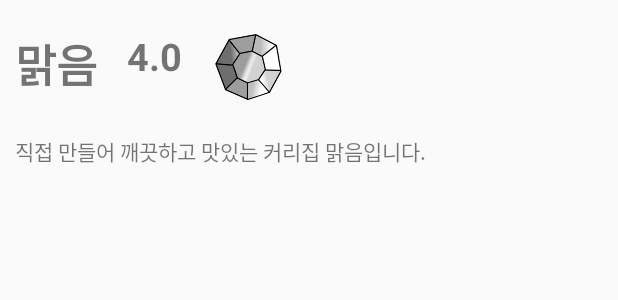
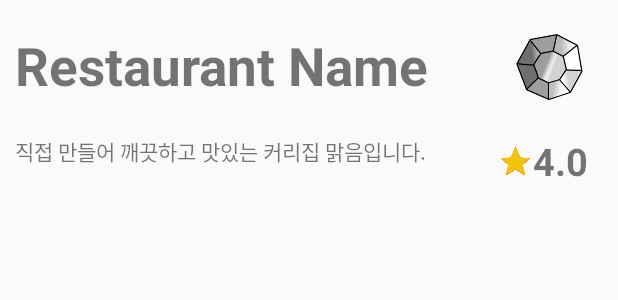
Before and after one commit to genesith/-GO, an Android app: the layout activity_restaurant_info.xml on its own in the app's theme, with its tools: preview values and no code run, on a phone screen of 412 x 824 dp. Shown: the top 300 px of the screen. Run offline under Robolectric (Android 15) with nearby library versions, the phone set to English and light mode, and no system bars.

Commit message:
badge improvements

```diff
--- a/MyApplication6/app/src/main/java/com/example/q/myapplication/BadgesGridAdapter.java
+++ b/MyApplication6/app/src/main/java/com/example/q/myapplication/BadgesGridAdapter.java
@@ -11,7 +11,7 @@ import com.bumptech.glide.Glide;
 
 public class BadgesGridAdapter extends RecyclerView.Adapter<ViewHolder> {
     private boolean[] BoolList;
-    private int badgeList[]
+    public static int badgeList[]
             = { R.drawable.b1, R.drawable.b2, R.drawable.b3, R.drawable.b4,R.drawable.b5, R.drawable.b6,R.drawable.b7,R.drawable.b8,
             R.drawable.b9,R.drawable.b10, R.drawable.b11,R.drawable.b12,R.drawable.b13,R.drawable.b14,R.drawable.b15,R.drawable.b16,
             R.drawable.b17,R.drawable.b18, R.drawable.b19,R.drawable.b20,R.drawable.b21,R.drawable.b22,R.drawable.b23,R.drawable.b24,
--- a/MyApplication6/app/src/main/java/com/example/q/myapplication/Tab1.java
+++ b/MyApplication6/app/src/main/java/com/example/q/myapplication/Tab1.java
@@ -167,12 +167,14 @@ public class Tab1 extends Fragment {    // TODO: Rename parameter arguments, cho
         }
     }
 
-    private void SetUpProfile(View view, ProfileClass profile){
+    private void SetUpProfile(View view, final ProfileClass profile){
         BadgesGridAdapter gridAdapter = new BadgesGridAdapter(profile.badgelist);
         gridAdapter.setItemClick(new BadgesGridAdapter.ItemClick(){
             @Override
             public void onClick(View view, int position) {
                 Intent intent = new Intent(getContext(), RestaurantInfo.class);
+                intent.putExtra("position", position);
+                intent.putExtra("caught", profile.badgelist[position]);
                 startActivity(intent);
             }
         });
--- a/MyApplication6/app/src/main/res/layout/activity_restaurant_info.xml
+++ b/MyApplication6/app/src/main/res/layout/activity_restaurant_info.xml
@@ -18,31 +18,45 @@
         android:layout_width="wrap_content"
         android:layout_height="wrap_content"
         android:textStyle="bold"
-        android:textSize="30dp"
-        android:text="맑음"
+        android:textSize="35dp"
+        android:text="Restaurant Name"
         app:layout_constraintLeft_toLeftOf="parent"
         app:layout_constraintTop_toBottomOf="@id/certifImage"
         android:layout_marginTop="10dp"
         android:layout_marginLeft="10dp"
         android:id="@+id/name"/>
+    <android.support.constraint.ConstraintLayout
+        android:layout_width="0dp"
+        android:layout_height="wrap_content"
+        app:layout_constraintTop_toTopOf="@id/intro"
+        app:layout_constraintRight_toRightOf="@id/badge">
 
+        <ImageView
+            android:layout_width="23dp"
+            android:layout_height="20dp"
+            android:src="@drawable/star_icon"
+            app:layout_constraintTop_toTopOf="@id/score"
+            app:layout_constraintBottom_toBottomOf="@id/score"
+            app:layout_constraintLeft_toLeftOf="parent"
+            android:id="@+id/starboy"
+            />
         <TextView
             android:layout_width="wrap_content"
             android:layout_height="wrap_content"
             android:textStyle="bold"
             android:textSize="25dp"
             android:text="4.0"
-        app:layout_constraintTop_toTopOf="@id/name"
-        app:layout_constraintLeft_toRightOf="@id/name"
-        android:layout_marginLeft="20dp"
-        android:id="@+id/score"/>
+            android:id="@+id/score"
+            app:layout_constraintLeft_toRightOf="@id/starboy"/>
+    </android.support.constraint.ConstraintLayout>
+
 
     <ImageView
         android:layout_width="50dp"
         android:layout_height="50dp"
+        android:layout_marginRight="20dp"
         app:layout_constraintTop_toTopOf="@id/name"
-        app:layout_constraintLeft_toRightOf="@id/score"
-        android:layout_marginLeft="20dp"
+        app:layout_constraintRight_toRightOf="parent"
         android:src="@drawable/b1"
         android:id="@+id/badge"/>
 
```
Also changed, not shown: MyApplication6/app/src/main/java/com/example/q/myapplication/ProfileClass.java (+8 -0 lines), MyApplication6/app/src/main/java/com/example/q/myapplication/RestaurantInfo.java (+20 -1 lines). Lines whose indentation alone changed are shown as unchanged.
